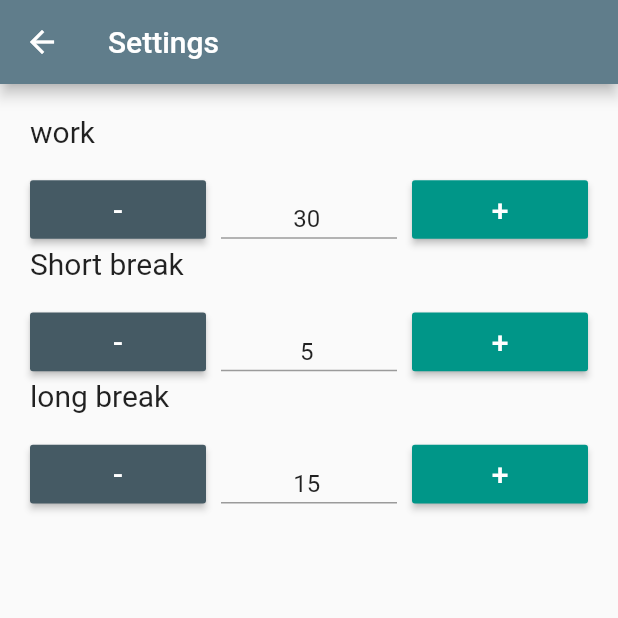
After one commit to nahom4/timmer, a Flutter app: the Settings screen opened directly, on a phone screen of 412 x 824 dp, the top half of it. The commit adds this screen. Run offline on Flutter 3.47's test engine with Material 2 defaults, Android fonts, the phone set to English and light mode, and no system bars; our stand-ins replace percent_indicator, shared_preferences; accounts and stored records are empty.

Commit message:
flutter app

```diff
--- a/lib/count_down.dart
+++ b/lib/count_down.dart
@@ -1,22 +1,34 @@
 import 'dart:async';
 import 'timer_model.dart';
+import 'package:shared_preferences/shared_preferences.dart';
 
 class CountDown {
   // periodically update the time decrease the value of the start clock
-
+  static const String WORK = 'workTime';
+  static const String LONG = 'longBreak';
+  static const String SHORT = 'shortBreak';
   double _radius = 1;
   late Duration _time;
   late Duration _totalTime;
   bool isActive = true;
   int shortBreak = 10;
   int longBreak = 15;
+  int work = 30;
+  getSetting() async {
+    SharedPreferences pref = await SharedPreferences.getInstance();
+    work = (pref.getInt(WORK) == null) ? 30 : pref.getInt(WORK)!;
+    shortBreak = (pref.getInt(SHORT) == null) ? 5 : pref.getInt(SHORT)!;
+    longBreak = (pref.getInt(LONG) == null) ? 15 : pref.getInt(LONG)!;
+  }
 
-  startWork() {
-    _time = Duration(minutes: 30, seconds: 0);
+  startWork() async {
+    await getSetting();
+    _time = Duration(minutes: work, seconds: 0);
     _totalTime = _time;
   }
 
-  startBreak(isShort) {
+  startBreak(isShort) async {
+    await getSetting();
     _time = Duration(seconds: 0, minutes: (isShort) ? shortBreak : longBreak);
     _totalTime = _time;
   }
@@ -39,10 +51,9 @@ class CountDown {
         // update the _time
         _time = _time - Duration(seconds: 1);
         _radius = _time.inSeconds / _totalTime.inSeconds;
-      }
-
-      if (_time == 0) {
-        isActive = false;
+        if (_time == 0) {
+          isActive = false;
+        }
       }
 
       changedTime = formatString(_time);
--- a/lib/home_page.dart
+++ b/lib/home_page.dart
@@ -3,6 +3,7 @@ import 'package:timmer/timer_model.dart';
 import 'widgets.dart';
 import 'package:percent_indicator/percent_indicator.dart';
 import 'count_down.dart';
+import 'settings.dart';
 
 class Home extends StatefulWidget {
   @override
@@ -11,12 +12,37 @@ class Home extends StatefulWidget {
 
 class HomeState extends State<Home> {
   final CountDown timer = CountDown();
+  List<PopupMenuItem<String>> menuList = [];
+
+  @override
+  void initState() {
+    // TODO: implement initState
+    menuList.add(PopupMenuItem(value: 'setting', child: Text('Setting')));
+    super.initState();
+  }
 
   @override
   Widget build(BuildContext context) {
+
     timer.startWork();
+
+    // function to navigate to settings
+    navigateToSetting(BuildContext context) {
+      Navigator.push(
+          context, MaterialPageRoute(builder: (context) => Settings()));
+    }
+
     return Scaffold(
       appBar: AppBar(
+        actions: [
+          PopupMenuButton<String>(
+              onSelected: (value) {
+                if (value == 'setting') {
+                  navigateToSetting(context);
+                }
+              },
+              itemBuilder: (BuildContext context) => menuList.toList())
+        ],
         title: Text('My Work Timmer'),
       ),
       body: LayoutBuilder(
--- a/lib/main.dart
+++ b/lib/main.dart
@@ -2,6 +2,7 @@ import 'package:flutter/material.dart';
 import 'home_page.dart';
 
 void main() => runApp(MaterialApp(
+  debugShowCheckedModeBanner: false,
   title: 'Time management app',
   theme: ThemeData(
   primarySwatch: Colors.blueGrey,
--- /dev/null
+++ b/lib/settings.dart
@@ -0,0 +1,204 @@
+import 'package:flutter/material.dart';
+import 'package:flutter/src/widgets/framework.dart';
+import 'package:flutter/src/widgets/placeholder.dart';
+import 'package:timmer/widgets.dart';
+import 'package:shared_preferences/shared_preferences.dart';
+
+class Settings extends StatefulWidget {
+  const Settings({super.key});
+
+  @override
+  State<Settings> createState() => _SettingsState();
+}
+
+class _SettingsState extends State<Settings> {
+  TextEditingController worktxt = TextEditingController();
+  TextEditingController shortxt = TextEditingController();
+  TextEditingController longtxt = TextEditingController();
+  static const String WORK = 'workTime';
+  static const String LONG = 'longBreak';
+  static const String SHORT = 'shortBreak';
+
+  int? workTime = 0;
+  int? shortBreak = 0;
+  int? longBreak = 0;
+
+  SharedPreferences? pref;
+
+  @override
+  void initState() {
+    TextEditingController worktxt = TextEditingController();
+    TextEditingController shortxt = TextEditingController();
+    TextEditingController longtxt = TextEditingController();
+    read();
+    super.initState();
+  }
+
+  TextStyle textStyle = TextStyle(fontSize: 20);
+  @override
+  Widget build(BuildContext context) {
+    return Scaffold(
+      appBar: AppBar(
+        title: Text('Settings'),
+      ),
+      body: Container(
+          child: GridView.count(
+        padding: EdgeInsets.all(20),
+        scrollDirection: Axis.vertical,
+        crossAxisCount: 3,
+        childAspectRatio: 3,
+        children: [
+          Text(
+            'work',
+            style: textStyle,
+          ),
+          Text(''),
+          Text(''),
+          SettingButton(
+            color: Color(0xff455A64),
+            text: '-',
+            value: -1,
+            setting: WORK,
+            callBack: write,
+          ),
+          TextField(
+            controller: worktxt,
+            textAlign: TextAlign.center,
+          ),
+          SettingButton(
+            color: Color(0xff009688),
+            text: '+',
+            value: 1,
+            setting: WORK,
+            callBack: write,
+          ),
+          Text(
+            'Short break',
+            style: textStyle,
+          ),
+          Text(''),
+          Text(''),
+          SettingButton(
+            color: Color(0xff455A64),
+            text: '-',
+            value: -1,
+            setting: SHORT,
+            callBack: write,
+          ),
+          TextField(
+            controller: shortxt,
+            textAlign: TextAlign.center,
+          ),
+          SettingButton(
+            color: Color(0xff009688),
+            text: '+',
+            value: 1,
+            setting: SHORT,
+            callBack: write,
+          ),
+          Text(
+            'long break',
+            style: textStyle,
+          ),
+          Text(''),
+          Text(''),
+          SettingButton(
+            color: Color(0xff455A64),
+            text: '-',
+            value: -1,
+            setting: LONG,
+            callBack: write,
+          ),
+          TextField(
+            controller: longtxt,
+            textAlign: TextAlign.center,
+          ),
+          SettingButton(
+            color: Color(0xff009688),
+            text: '+',
+            value: 1,
+            setting: LONG,
+            callBack: write,
+          )
+        ],
+        crossAxisSpacing: 10,
+        mainAxisSpacing: 5,
+      )),
+    );
+  }
+
+  read() async {
+    pref = await SharedPreferences.getInstance();
+
+    workTime = pref!.getInt(WORK);
+    if (workTime == null) {
+      workTime = 30;
+      await pref!.setInt(WORK, workTime!);
+    }
+    shortBreak = pref!.getInt(SHORT);
+    if (shortBreak == null) {
+      shortBreak = 5;
+      await pref!.setInt(SHORT, shortBreak!);
+    }
+    longBreak = pref!.getInt(LONG);
+    if (longBreak == null) {
+      longBreak = 15;
+      await pref!.setInt(LONG, longBreak!);
+    }
+
+    // once we have found the values form local local storage let's set them to the text field
+    worktxt.text = workTime.toString();
+    shortxt.text = shortBreak.toString();
+    longtxt.text = longBreak.toString();
+  }
+
+  void write(String key, int value) async {
+    int workTime = 0;
+    int shortBreak = 0;
+    int longBreak = 0;
+    switch (key) {
+      case WORK:
+        {
+          workTime = pref!.getInt(WORK)!;
+          workTime += value;
+          if ((1 <= workTime) & (workTime <= 180)) {
+            setState(() {
+              worktxt.text = workTime.toString();
+            });
+
+            await pref!.setInt(WORK, workTime);
+          }
+        }
+        break;
+      case LONG:
+        {
+          longBreak = pref!.getInt(LONG)!;
+          longBreak += value;
+          if ((1 <= longBreak) & (longBreak <= 180)) {
+            setState(() {
+              longtxt.text = longBreak.toString();
+            });
+
+            await pref!.setInt(LONG, longBreak);
+          }
+        }
+        break;
+
+      case SHORT:
+        {
+          shortBreak = pref!.getInt(SHORT)!;
+          shortBreak += value;
+
+          if ((1 <= shortBreak) & (shortBreak <= 180)) {
+            setState(() {
+               shortxt.text = shortBreak.toString();
+            });
+
+            await pref!.setInt(SHORT, shortBreak);
+          }
+        }
+
+        break;
+    }
+  }
+}
--- a/lib/widgets.dart
+++ b/lib/widgets.dart
@@ -2,16 +2,55 @@ import 'package:flutter/src/widgets/framework.dart';
 import 'package:flutter/src/widgets/placeholder.dart';
 
 import 'package:flutter/material.dart';
+import 'package:shared_preferences/shared_preferences.dart';
 
 class ProductivityButton extends StatelessWidget {
   final VoidCallback callBack;
   final Color color;
   final double size;
   final String text;
-  ProductivityButton({required this.callBack,required this.color,required this.size,required this.text});
+  ProductivityButton(
+      {required this.callBack,
+      required this.color,
+      required this.size,
+      required this.text});
 
   @override
   Widget build(BuildContext context) {
-    return MaterialButton(onPressed: callBack, color: color,child: Text(text,style: TextStyle(color: Colors.white),),minWidth: size,);
+    return MaterialButton(
+      onPressed: callBack,
+      color: color,
+      child: Text(
+        text,
+        style: TextStyle(color: Colors.white),
+      ),
+      minWidth: size,
+    );
   }
 }
+
+typedef CallbackSetting = void Function(String, int);
+
+class SettingButton extends StatelessWidget {
+  final Color color;
+  final String text;
+  final int value;
+  String setting;
+  CallbackSetting callBack;
+
+  SettingButton({required this.color, required this.text, required this.value,required this.setting,required this.callBack});
+  int time = 0;
+
+  Widget build(BuildContext context) {
+
+
+    return MaterialButton(
+      onPressed: () => callBack(setting,value),
+      child: Text(
+        text,
+        style: TextStyle(fontSize: 20, color: Colors.white),
+      ),
+      color: color,
+    );
+  }
+}
--- a/pubspec.yaml
+++ b/pubspec.yaml
@@ -32,6 +32,7 @@ dependencies:
     sdk: flutter
 
   percent_indicator: ^4.0.1
+  shared_preferences: ^2.1.0
 
 
   # The following adds the Cupertino Icons font to your application.
```
Also changed, not shown: pubspec.lock, 1 other file.
